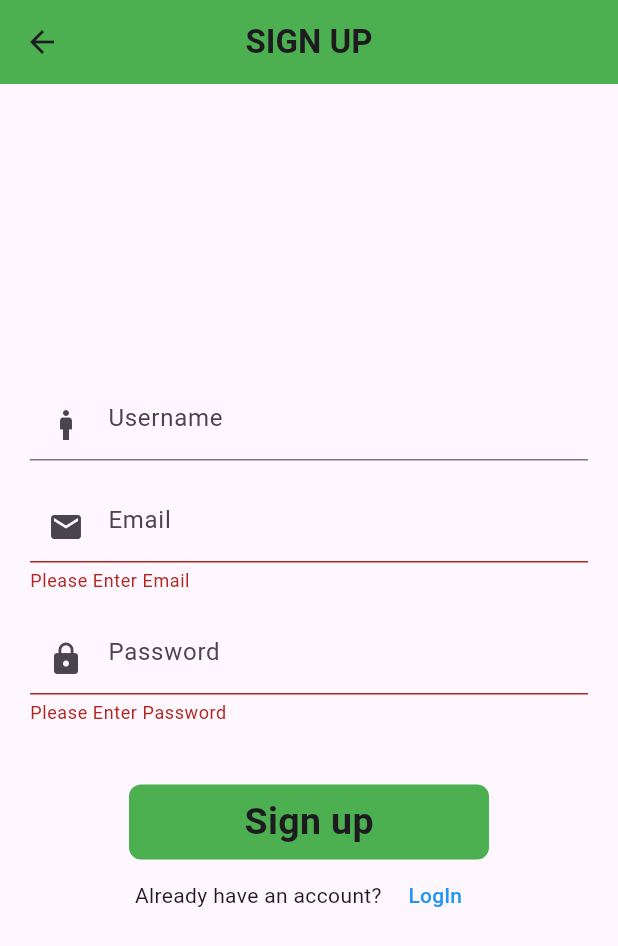
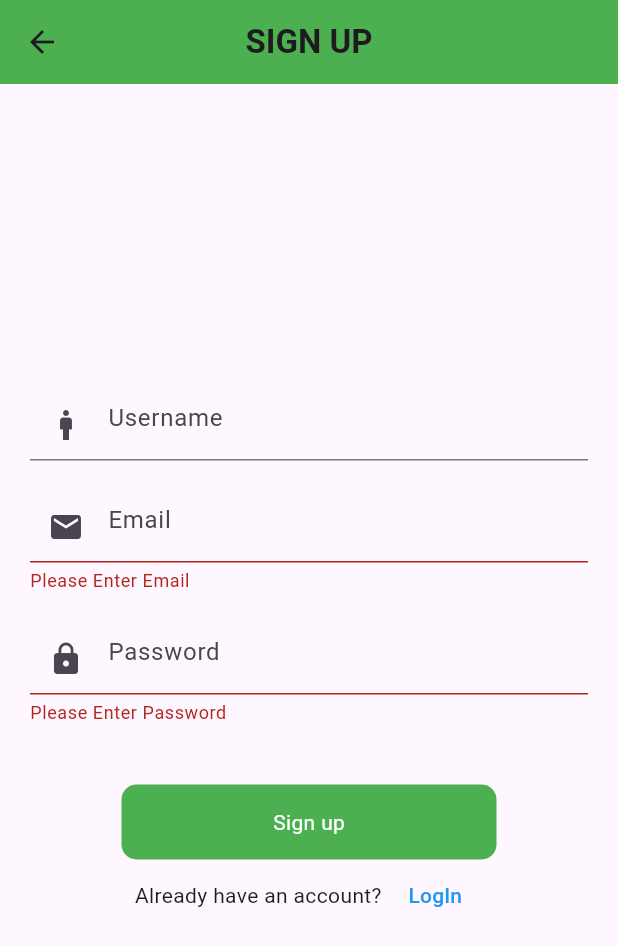
Before and after one commit to mahdi-islam-pranto/firebase_learn, a Flutter app: the Signup screen opened directly, after a tap on "Sign up", on a phone screen of 412 x 824 dp. Shown: the top 946 px of the screen. Run offline on Flutter 3.47's test engine with Material 3 defaults, Android fonts, the phone set to English and light mode, and no system bars; our stand-ins replace firebase_auth, firebase_core; accounts and stored records are empty.

Commit message:
SignUp auth completed

```diff
--- a/lib/ui/auth/signup_screen.dart
+++ b/lib/ui/auth/signup_screen.dart
@@ -1,3 +1,5 @@
+import 'package:firebase_auth/firebase_auth.dart';
+import 'package:firebase_core/firebase_core.dart';
 import 'package:firelearn/ui/widgets/round_button.dart';
 import 'package:flutter/material.dart';
 
@@ -5,17 +7,20 @@ class Signup extends StatefulWidget {
   const Signup({super.key});
 
   @override
-  State<Signup> createState() => _LoginState();
+  State<Signup> createState() => _SignupState();
 }
 
-class _LoginState extends State<Signup> {
+class _SignupState extends State<Signup> {
+  bool loading = false;
   final _formKey = GlobalKey<FormState>();
   final emailController = TextEditingController();
   final passwordController = TextEditingController();
+  final userNameController = TextEditingController();
+
+  FirebaseAuth _auth = FirebaseAuth.instance;
 
   @override
   void dispose() {
-    // TODO: implement dispose
     super.dispose();
     emailController.dispose();
     passwordController.dispose();
@@ -25,7 +30,6 @@ class _LoginState extends State<Signup> {
   Widget build(BuildContext context) {
     return Scaffold(
       appBar: AppBar(
-        // automaticallyImplyLeading: false,
         title: const Text(
           "SIGN UP",
           style: TextStyle(fontWeight: FontWeight.bold),
@@ -37,34 +41,30 @@ class _LoginState extends State<Signup> {
         mainAxisAlignment: MainAxisAlignment.center,
         crossAxisAlignment: CrossAxisAlignment.center,
         children: [
-          // Email and Password form
           Padding(
             padding: const EdgeInsets.symmetric(horizontal: 20),
             child: Form(
                 key: _formKey,
                 child: Column(
                   children: [
-                    // User Name field
                     TextFormField(
                       keyboardType: TextInputType.text,
-                      controller: emailController,
+                      controller: userNameController,
                       decoration: const InputDecoration(
                           hintText: "Username", prefixIcon: Icon(Icons.man)),
                     ),
                     const SizedBox(
                       height: 20,
                     ),
-                    // Email field
                     TextFormField(
                       keyboardType: TextInputType.emailAddress,
                       validator: (value) {
                         if (value!.isEmpty) {
                           return "Please Enter Email";
                         }
-                        if (value.contains("@") == false) {
+                        if (!value.contains("@")) {
                           return "Invalid Email";
                         }
-
                         return null;
                       },
                       controller: emailController,
@@ -74,8 +74,6 @@ class _LoginState extends State<Signup> {
                     const SizedBox(
                       height: 20,
                     ),
-
-                    // Password field
                     TextFormField(
                       keyboardType: TextInputType.text,
                       validator: (value) {
@@ -95,19 +93,40 @@ class _LoginState extends State<Signup> {
                   ],
                 )),
           ),
-
-          // Login button
           Center(
             child: RoundButton(
+              loading: loading,
               title: 'Sign up',
               onTap: () {
-                if (_formKey.currentState!.validate()) {}
+                if (_formKey.currentState!.validate()) {
+                  setState(() {
+                    loading = true;
+                  });
+                  _auth
+                      .createUserWithEmailAndPassword(
+                          email: emailController.text,
+                          password: passwordController.text)
+                      .then((value) {
+                    setState(() {
+                      loading = false;
+                    });
+                    // Navigate to the next screen or show success message
+                  }).catchError((error) {
+                    setState(() {
+                      loading = false;
+                    });
+                    // Show error message
+                    ScaffoldMessenger.of(context).showSnackBar(
+                      SnackBar(
+                          content: Text(
+                        error.toString(),
+                      )),
+                    );
+                  });
+                }
               },
             ),
           ),
-
-          // SignUP Text
-
           Row(
             mainAxisAlignment: MainAxisAlignment.center,
             children: [
--- a/lib/ui/widgets/round_button.dart
+++ b/lib/ui/widgets/round_button.dart
@@ -3,24 +3,34 @@ import 'package:flutter/material.dart';
 class RoundButton extends StatelessWidget {
   final String title;
   final VoidCallback onTap;
-  const RoundButton({super.key, required this.title, required this.onTap});
+  final bool loading;
+
+  const RoundButton({
+    Key? key,
+    required this.title,
+    required this.onTap,
+    this.loading = false,
+  }) : super(key: key);
 
   @override
   Widget build(BuildContext context) {
     return InkWell(
-      onTap: onTap,
+      onTap: loading ? null : onTap, // Disable tap when loading
       child: Container(
         height: 50,
-        width: 240,
+        width: 250,
         decoration: BoxDecoration(
-            color: Colors.green, borderRadius: BorderRadius.circular(8)),
-        alignment: Alignment.center,
-        child: Text(
-          title,
-          style: const TextStyle(
-            fontSize: 25,
-            fontWeight: FontWeight.bold,
-          ),
+            color: Colors.green, borderRadius: BorderRadius.circular(10)),
+        child: Center(
+          child: loading
+              ? const CircularProgressIndicator(
+                  strokeWidth: 3,
+                  color: Colors.white,
+                )
+              : Text(
+                  title,
+                  style: const TextStyle(color: Colors.white),
+                ),
         ),
       ),
     );
--- a/pubspec.yaml
+++ b/pubspec.yaml
@@ -35,7 +35,8 @@ dependencies:
   # The following adds the Cupertino Icons font to your application.
   # Use with the CupertinoIcons class for iOS style icons.
   cupertino_icons: ^1.0.2
-  firebase_core: ^2.27.0
+  firebase_core: 2.27.0
+  firebase_auth:
 
 dev_dependencies:
   flutter_test:
```
Also changed, not shown: pubspec.lock, 3 other files.
